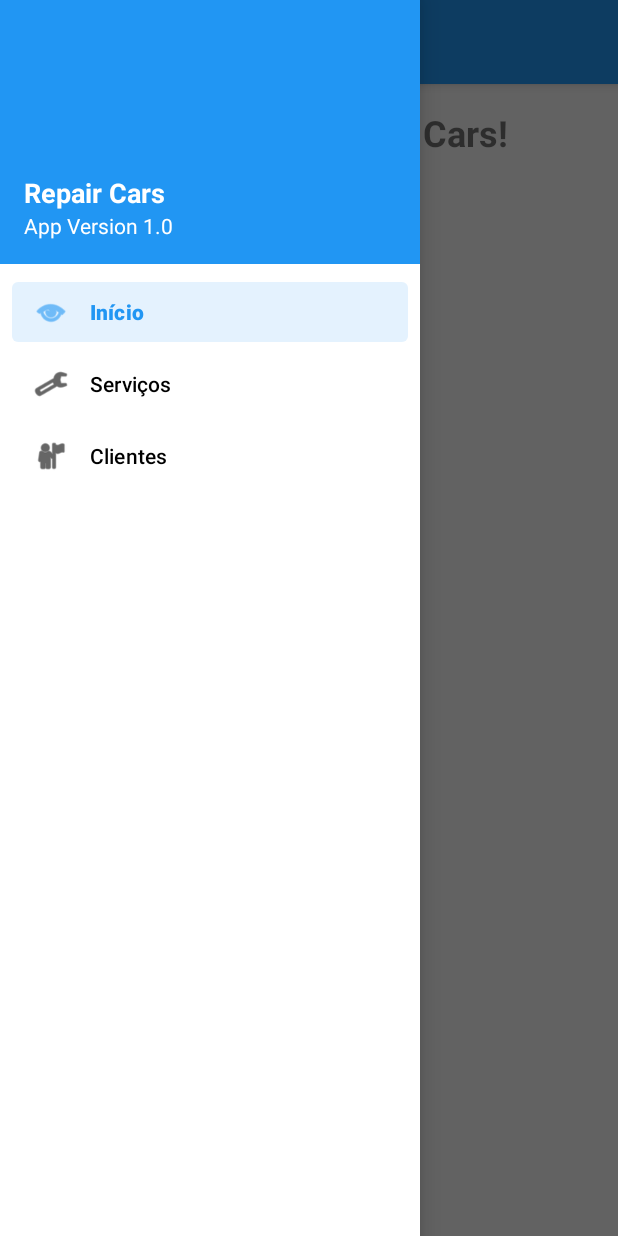
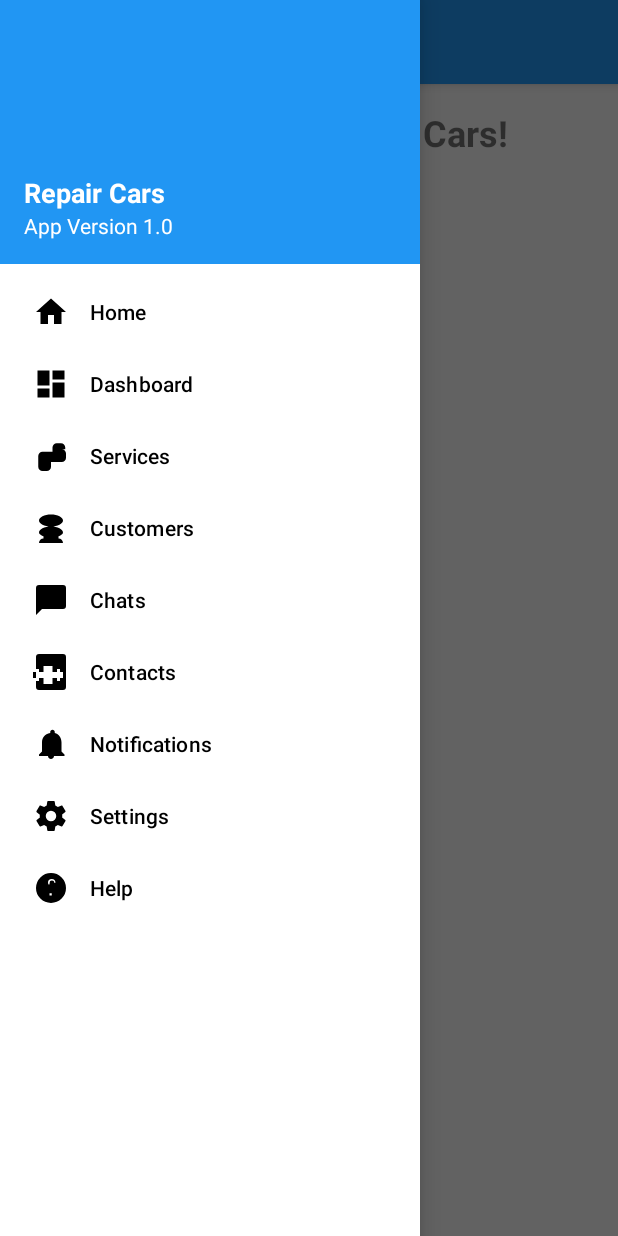
Before and after one commit to WindroseFS/RepairCars, an Android app: the MainActivity screen opened directly, with no data from a screen before it, with the side drawer open, on a phone screen of 412 x 824 dp. Run offline under Robolectric (Android 15) with nearby library versions, the phone set to English and light mode, and no system bars; our stand-ins replace navigation-ui; 3 statements that could not run were skipped.

Commit message:
2025/10/31 commit 1

```diff
--- a/app/src/main/java/com/thorapps/repaircars/MainActivity.kt
+++ b/app/src/main/java/com/thorapps/repaircars/MainActivity.kt
@@ -2,7 +2,7 @@ package com.thorapps.repaircars
 
 import android.os.Bundle
 import androidx.appcompat.app.AppCompatActivity
-import androidx.navigation.fragment.NavHostFragment
+import androidx.navigation.findNavController
 import androidx.navigation.ui.AppBarConfiguration
 import androidx.navigation.ui.navigateUp
 import androidx.navigation.ui.setupActionBarWithNavController
@@ -19,28 +19,41 @@ class MainActivity : AppCompatActivity() {
         binding = ActivityMainBinding.inflate(layoutInflater)
         setContentView(binding.root)
 
-        setSupportActionBar(binding.toolbar)
+        setSupportActionBar(binding.appBarMain.toolbar)
 
-        // Pegando NavController do NavHostFragment
-        val navHostFragment =
-            supportFragmentManager.findFragmentById(R.id.nav_host_fragment_content_main) as NavHostFragment
-        val navController = navHostFragment.navController
+        // Configuração da navegação
+        setupNavigation()
+    }
 
-        // Configurações do Drawer e top-level destinations
+    private fun setupNavigation() {
+        // Obtém o NavController do FragmentContainerView
+        val navController = findNavController(R.id.nav_host_fragment_content_main)
+
+        // Define os destinos de top-level para o Drawer
         appBarConfiguration = AppBarConfiguration(
-            setOf(R.id.nav_home, R.id.nav_services, R.id.nav_customers),
+            setOf(
+                R.id.nav_home,
+                R.id.nav_dashboard,
+                R.id.nav_services,
+                R.id.nav_customers,
+                R.id.nav_chats,
+                R.id.nav_contacts,
+                R.id.nav_notifications,
+                R.id.nav_settings,
+                R.id.nav_help
+            ),
             binding.drawerLayout
         )
 
-        // Configura ActionBar e NavigationView com NavController
+        // Configura a ActionBar com o NavController
         setupActionBarWithNavController(navController, appBarConfiguration)
+
+        // Configura o NavigationView com o NavController
         binding.navView.setupWithNavController(navController)
     }
 
     override fun onSupportNavigateUp(): Boolean {
-        val navHostFragment =
-            supportFragmentManager.findFragmentById(R.id.nav_host_fragment_content_main) as NavHostFragment
-        val navController = navHostFragment.navController
+        val navController = findNavController(R.id.nav_host_fragment_content_main)
         return navController.navigateUp(appBarConfiguration) || super.onSupportNavigateUp()
     }
 }
--- /dev/null
+++ b/app/src/main/res/drawable/ic_chat.xml
@@ -0,0 +1,9 @@
+<vector xmlns:android="http://schemas.android.com/apk/res/android"
+    android:width="24dp"
+    android:height="24dp"
+    android:viewportWidth="24"
+    android:viewportHeight="24">
+    <path
+        android:fillColor="@android:color/white"
+        android:pathData="M20,2H4A2,2 0 0,0 2,4V22L6,18H20A2,2 0 0,0 22,16V4A2,2 0 0,0 20,2Z"/>
+</vector>
--- /dev/null
+++ b/app/src/main/res/drawable/ic_contacts.xml
@@ -0,0 +1,9 @@
+<vector xmlns:android="http://schemas.android.com/apk/res/android"
+    android:width="24dp"
+    android:height="24dp"
+    android:viewportWidth="24"
+    android:viewportHeight="24">
+    <path
+        android:fillColor="@android:color/white"
+        android:pathData="M20,0A2,2 0 0,1 22,2V22A2,2 0 0,1 20,24H4A2,2 0 0,1 2,22V2A2,2 0 0,1 4,0H20M20,12H18V10H16V12H13V8H7V12H4V10H2V12H0V16H2V18H4V16H7V20H13V16H16V18H18V16H20V12Z"/>
+</vector>
--- /dev/null
+++ b/app/src/main/res/drawable/ic_customers.xml
@@ -0,0 +1,9 @@
+<vector xmlns:android="http://schemas.android.com/apk/res/android"
+    android:width="24dp"
+    android:height="24dp"
+    android:viewportWidth="24"
+    android:viewportHeight="24">
+    <path
+        android:fillColor="@android:color/white"
+        android:pathData="M16,4c1.11,0 2,0.89 2,2s-0.89,2 -2,2 -2,-0.89 -2,-2 0.89,-2 2,-2M4,7c0,-2.21 3.58,-4 8,-4s8,1.79 8,4c0,2.21 -3.58,4 -8,4S4,9.21 4,7M20,15c0,0 -0.09,0.38 -0.24,0.84C18.54,16.94 17.75,17.5 17,17.5V19c1.66,0 3,1.34 3,3H4c0,-1.66 1.34,-3 3,-3v-1.5c-0.75,0 -1.54,-0.56 -2.76,-1.66C4.09,15.38 4,15 4,15c0,-2.21 3.58,-4 8,-4s8,1.79 8,4Z"/>
+</vector>
--- /dev/null
+++ b/app/src/main/res/drawable/ic_dashboard.xml
@@ -0,0 +1,9 @@
+<vector xmlns:android="http://schemas.android.com/apk/res/android"
+    android:width="24dp"
+    android:height="24dp"
+    android:viewportWidth="24"
+    android:viewportHeight="24">
+    <path
+        android:fillColor="@android:color/white"
+        android:pathData="M3,13h8L11,3L3,3v10zM3,21h8v-6L3,15v6zM13,21h8L21,11h-8v10zM13,3v6h8L21,3h-8z"/>
+</vector>
--- /dev/null
+++ b/app/src/main/res/drawable/ic_help.xml
@@ -0,0 +1,9 @@
+<vector xmlns:android="http://schemas.android.com/apk/res/android"
+    android:width="24dp"
+    android:height="24dp"
+    android:viewportWidth="24"
+    android:viewportHeight="24">
+    <path
+        android:fillColor="@android:color/white"
+        android:pathData="M12,2A10,10 0 0,1 22,12A10,10 0 0,1 12,22A10,10 0 0,1 2,12A10,10 0 0,1 12,2M12.5,17v-1.5h-1.5V17h1.5M13,11.5h-2l-0.5,-1.5c0.37,-0.25 0.62,-0.62 0.62,-1.5c0,-1 0.5,-1.5 1.5,-1.5s1.5,0.5 1.5,1.5H15c0,-1.58 -0.92,-2.5 -2.5,-2.5A2.5,2.5 0 0,0 10,8.5c0,1.21 1.11,2.08 2.62,2.47L13,11.5z"/>
+</vector>
--- /dev/null
+++ b/app/src/main/res/drawable/ic_home.xml
@@ -0,0 +1,9 @@
+<vector xmlns:android="http://schemas.android.com/apk/res/android"
+    android:width="24dp"
+    android:height="24dp"
+    android:viewportWidth="24"
+    android:viewportHeight="24">
+    <path
+        android:fillColor="@android:color/white"
+        android:pathData="M10,20v-6h4v6h5v-8h3L12,3 2,12h3v8z"/>
+</vector>
--- /dev/null
+++ b/app/src/main/res/drawable/ic_notifications.xml
@@ -0,0 +1,9 @@
+<vector xmlns:android="http://schemas.android.com/apk/res/android"
+    android:width="24dp"
+    android:height="24dp"
+    android:viewportWidth="24"
+    android:viewportHeight="24">
+    <path
+        android:fillColor="@android:color/white"
+        android:pathData="M12,22c1.1,0 2,-0.9 2,-2h-4c0,1.1 0.89,2 2,2zM19,17v-6c0,-3.07 -1.64,-5.64 -4.5,-6.32L14.5,4c0,-0.83 -0.67,-1.5 -1.5,-1.5s-1.5,0.67 -1.5,1.5v0.68C7.63,5.36 6,7.92 6,11v6l-2,2v1h17v-1l-2,-2z"/>
+</vector>
--- /dev/null
+++ b/app/src/main/res/drawable/ic_services.xml
@@ -0,0 +1,9 @@
+<vector xmlns:android="http://schemas.android.com/apk/res/android"
+    android:width="24dp"
+    android:height="24dp"
+    android:viewportWidth="24"
+    android:viewportHeight="24">
+    <path
+        android:fillColor="@android:color/white"
+        android:pathData="M19.14,7.5A2.86,2.86 0 0,1 22,10.36V13.14A2.86,2.86 0 0,1 19.14,16H12L12,19.14A2.86,2.86 0 0,1 9.14,22H6.36A2.86,2.86 0 0,1 3.5,19.14L3.5,12A2.86,2.86 0 0,1 6.36,9.14H13L13,6.36A2.86,2.86 0 0,1 15.86,3.5L18.64,3.5A2.86,2.86 0 0,1 21.5,6.36V7.5H19.14Z"/>
+</vector>
--- /dev/null
+++ b/app/src/main/res/drawable/ic_settings.xml
@@ -0,0 +1,9 @@
+<vector xmlns:android="http://schemas.android.com/apk/res/android"
+    android:width="24dp"
+    android:height="24dp"
+    android:viewportWidth="24"
+    android:viewportHeight="24">
+    <path
+        android:fillColor="@android:color/white"
+        android:pathData="M12,15.5A3.5,3.5 0 0,1 8.5,12A3.5,3.5 0 0,1 12,8.5a3.5,3.5 0 0,1 3.5,3.5A3.5,3.5 0 0,1 12,15.5M19.43,12.97c0.04,-0.32 0.07,-0.64 0.07,-0.97s-0.03,-0.65 -0.07,-0.97l2.11,-1.65c0.19,-0.15 0.24,-0.42 0.12,-0.64l-2,-3.46c-0.12,-0.22 -0.39,-0.3 -0.61,-0.22l-2.49,1c-0.52,-0.4 -1.08,-0.73 -1.69,-0.98l-0.38,-2.65C14.46,2.18 14.25,2 14,2L10,2C9.75,2 9.54,2.18 9.51,2.42L9.13,5.07c-0.61,0.25 -1.17,0.59 -1.69,0.98l-2.49,-1c-0.23,-0.09 -0.49,0 -0.61,0.22l-2,3.46C2.21,9.05 2.27,9.32 2.46,9.47l2.11,1.65C4.53,11.35 4.5,11.67 4.5,12s0.03,0.65 0.07,0.97l-2.11,1.65c-0.19,0.15 -0.24,0.42 -0.12,0.64l2,3.46c0.12,0.22 0.39,0.3 0.61,0.22l2.49,-1c0.52,0.4 1.08,0.73 1.69,0.98l0.38,2.65c0.03,0.24 0.24,0.42 0.49,0.42h4c0.25,0 0.46,-0.18 0.49,-0.42l0.38,-2.65c0.61,-0.25 1.17,-0.59 1.69,-0.98l2.49,1c0.23,0.09 0.49,0 0.61,-0.22l2,-3.46c0.12,-0.22 0.07,-0.49 -0.12,-0.64L19.43,12.97z"/>
+</vector>
--- a/app/src/main/res/layout/activity_main.xml
+++ b/app/src/main/res/layout/activity_main.xml
@@ -1,40 +1,18 @@
 <?xml version="1.0" encoding="utf-8"?>
-<androidx.drawerlayout.widget.DrawerLayout xmlns:android="http://schemas.android.com/apk/res/android"
+<androidx.drawerlayout.widget.DrawerLayout
+    xmlns:android="http://schemas.android.com/apk/res/android"
     xmlns:app="http://schemas.android.com/apk/res-auto"
     xmlns:tools="http://schemas.android.com/tools"
     android:id="@+id/drawer_layout"
     android:layout_width="match_parent"
     android:layout_height="match_parent"
-    tools:context=".MainActivity">
+    tools:context=".MainActivity"
+    tools:openDrawer="start">
 
-    <!-- Conteúdo principal com Toolbar e NavHostFragment -->
-    <androidx.coordinatorlayout.widget.CoordinatorLayout
-        android:layout_width="match_parent"
-        android:layout_height="match_parent">
-
-        <com.google.android.material.appbar.AppBarLayout
-            android:layout_width="match_parent"
-            android:layout_height="wrap_content"
-            android:theme="@style/ThemeOverlay.AppCompat.Dark.ActionBar">
-
-            <androidx.appcompat.widget.Toolbar
-                android:id="@+id/toolbar"
-                android:layout_width="match_parent"
-                android:layout_height="?attr/actionBarSize"
-                android:background="?attr/colorPrimary"
-                app:popupTheme="@style/ThemeOverlay.AppCompat.Light" />
-        </com.google.android.material.appbar.AppBarLayout>
-
-        <androidx.fragment.app.FragmentContainerView
-            android:id="@+id/nav_host_fragment_content_main"
-            android:name="androidx.navigation.fragment.NavHostFragment"
-            android:layout_width="match_parent"
-            android:layout_height="match_parent"
-            app:navGraph="@navigation/nav_graph"
-            app:defaultNavHost="true"
-            app:layout_behavior="@string/appbar_scrolling_view_behavior" />
-
-    </androidx.coordinatorlayout.widget.CoordinatorLayout>
+    <!-- Layout principal que contém o conteúdo -->
+    <include
+        android:id="@+id/app_bar_main"
+        layout="@layout/app_bar_main" />
 
     <!-- Navigation Drawer -->
     <com.google.android.material.navigation.NavigationView
@@ -42,6 +20,7 @@
         android:layout_width="wrap_content"
         android:layout_height="match_parent"
         android:layout_gravity="start"
+        android:fitsSystemWindows="true"
         app:headerLayout="@layout/nav_header_main"
         app:menu="@menu/activity_main_drawer" />
 
--- a/app/src/main/res/layout/app_bar_main.xml
+++ b/app/src/main/res/layout/app_bar_main.xml
@@ -1,27 +1,35 @@
 <?xml version="1.0" encoding="utf-8"?>
-<LinearLayout xmlns:android="http://schemas.android.com/apk/res/android"
+<androidx.coordinatorlayout.widget.CoordinatorLayout
+    xmlns:android="http://schemas.android.com/apk/res/android"
     xmlns:app="http://schemas.android.com/apk/res-auto"
-    android:orientation="vertical"
+    xmlns:tools="http://schemas.android.com/tools"
     android:layout_width="match_parent"
-    android:layout_height="match_parent">
+    android:layout_height="match_parent"
+    tools:context=".MainActivity">
 
-    <!-- Toolbar -->
-    <com.google.android.material.appbar.MaterialToolbar
-        android:id="@+id/toolbar"
+    <com.google.android.material.appbar.AppBarLayout
         android:layout_width="match_parent"
-        android:layout_height="?attr/actionBarSize"
-        android:background="?attr/colorPrimary"
-        android:theme="?attr/actionBarTheme"
-        app:popupTheme="@style/ThemeOverlay.AppCompat.Light" />
+        android:layout_height="wrap_content"
+        android:theme="@style/ThemeOverlay.AppCompat.Dark.ActionBar">
 
-    <!-- NavHostFragment -->
+        <androidx.appcompat.widget.Toolbar
+            android:id="@+id/toolbar"
+            android:layout_width="match_parent"
+            android:layout_height="?attr/actionBarSize"
+            android:background="?attr/colorPrimary"
+            app:popupTheme="@style/ThemeOverlay.AppCompat.Light"
+            app:title="@string/app_name" />
+
+    </com.google.android.material.appbar.AppBarLayout>
+
+    <!-- Container principal para os fragments -->
     <androidx.fragment.app.FragmentContainerView
-        android:id="@+id/nav_host_fragment"
+        android:id="@+id/nav_host_fragment_content_main"
         android:name="androidx.navigation.fragment.NavHostFragment"
         android:layout_width="match_parent"
-        android:layout_height="0dp"
-        android:layout_weight="1"
+        android:layout_height="match_parent"
         app:navGraph="@navigation/nav_graph"
-        app:defaultNavHost="true" />
+        app:defaultNavHost="true"
+        app:layout_behavior="@string/appbar_scrolling_view_behavior" />
 
-</LinearLayout>
+</androidx.coordinatorlayout.widget.CoordinatorLayout>
--- a/app/src/main/res/menu/activity_main_drawer.xml
+++ b/app/src/main/res/menu/activity_main_drawer.xml
@@ -3,15 +3,39 @@
     <group android:checkableBehavior="single">
         <item
             android:id="@+id/nav_home"
-            android:title="Início"
-            android:icon="@android:drawable/ic_menu_view" />
+            android:icon="@drawable/ic_home"
+            android:title="Home" />
+        <item
+            android:id="@+id/nav_dashboard"
+            android:icon="@drawable/ic_dashboard"
+            android:title="Dashboard" />
         <item
             android:id="@+id/nav_services"
-            android:title="Serviços"
-            android:icon="@android:drawable/ic_menu_manage" />
+            android:icon="@drawable/ic_services"
+            android:title="Services" />
         <item
             android:id="@+id/nav_customers"
-            android:title="Clientes"
-            android:icon="@android:drawable/ic_menu_myplaces" />
+            android:icon="@drawable/ic_customers"
+            android:title="Customers" />
+        <item
+            android:id="@+id/nav_chats"
+            android:icon="@drawable/ic_chat"
+            android:title="Chats" />
+        <item
+            android:id="@+id/nav_contacts"
+            android:icon="@drawable/ic_contacts"
+            android:title="Contacts" />
+        <item
+            android:id="@+id/nav_notifications"
+            android:icon="@drawable/ic_notifications"
+            android:title="Notifications" />
+        <item
+            android:id="@+id/nav_settings"
+            android:icon="@drawable/ic_settings"
+            android:title="Settings" />
+        <item
+            android:id="@+id/nav_help"
+            android:icon="@drawable/ic_help"
+            android:title="Help" />
     </group>
 </menu>
```
